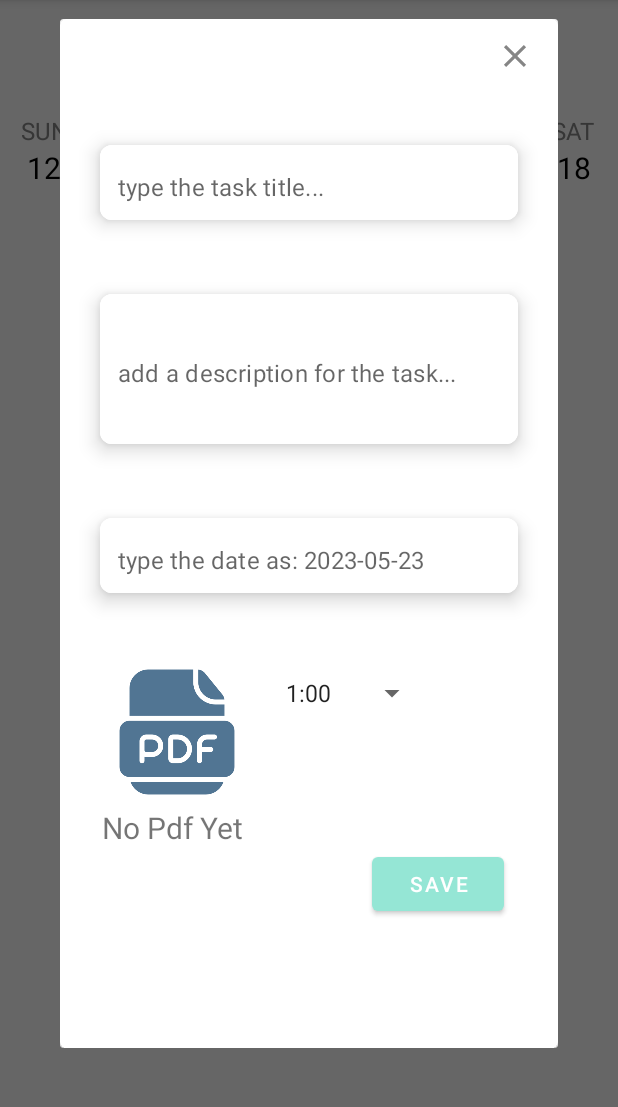
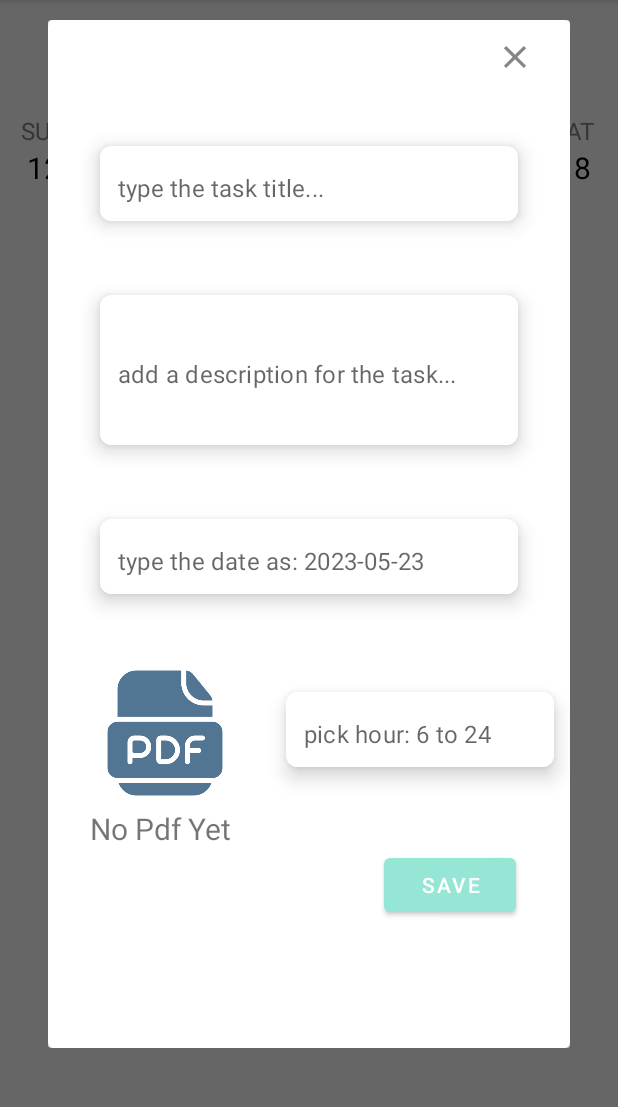
Before and after one commit to firasmansour/StudyBuddy, an Android app: the fragment AddTaskPopUpFragment placed in its activity, on a phone screen of 412 x 824 dp, the part 84-1191 px from its top. Run offline under Robolectric (Android 15) with nearby library versions, the phone set to English and light mode, and no system bars; our stand-ins replace Firebase (no records; nobody signed in at launch, a user with empty details on screens opened directly); 9 statements that could not run were skipped.

Commit message:
changes to group and task (use of uid as a key)+implement edit and delete task for an admin + fix/change to hour

```diff
--- a/app/src/main/java/com/example/finalproject/fragments/AddTaskPopUpFragment.kt
+++ b/app/src/main/java/com/example/finalproject/fragments/AddTaskPopUpFragment.kt
@@ -15,7 +15,13 @@ import com.example.finalproject.R
 import com.example.finalproject.databinding.FragmentAddTaskPopUpBinding
 import com.example.finalproject.utils.AppUtils
 
-class AddTaskPopUpFragment : DialogFragment() {
+class AddTaskPopUpFragment(private val origTitle: String?="",
+                           private val origDescription: String?="",
+                           private val origDate: String?="",
+                           private val origHour: String?="",
+                           private val origpdfName:String?="No Pdf Yet",
+                           private val pdfLink:String?=null,
+                           private val taskKey:String?=null) : DialogFragment() {
     private lateinit var binding : FragmentAddTaskPopUpBinding
     private var pdfFileUri: Uri? = null
     private var pdfname: String? = null
@@ -36,6 +42,13 @@ class AddTaskPopUpFragment : DialogFragment() {
 
     override fun onViewCreated(view: View, savedInstanceState: Bundle?) {
         super.onViewCreated(view, savedInstanceState)
+
+        binding.taskTitleEt.setText(origTitle)
+        binding.taskDescriptionEt.setText(origDescription)
+        binding.dateEt.setText(origDate)
+        binding.pickHourEt.setText(origHour)
+        binding.fileName.setText(origpdfName)
+        pdfname = origpdfName
         binding.Close.setOnClickListener{
             dismiss()
         }
@@ -43,26 +56,35 @@ class AddTaskPopUpFragment : DialogFragment() {
         binding.pdfFile.setOnClickListener {
             launcher.launch("application/pdf")
         }
+
         binding.saveBtn.setOnClickListener {
             val title = binding.taskTitleEt.text.toString()
             val description = binding.taskDescriptionEt.text.toString()
             val date = binding.dateEt.text.toString()
-            var hour =-1
-            binding.hourSpinner.onItemSelectedListener = object :AdapterView.OnItemSelectedListener{
-                override fun onItemSelected(parent: AdapterView<*>?, view: View?, position: Int, id: Long) {
-                    hour = position+1
-                    Toast.makeText(context,hour.toString(),Toast.LENGTH_SHORT).show()
+
+            val hour = binding.pickHourEt.text.toString()
+
+
+
+//            binding.hourSpinner.onItemSelectedListener = object :AdapterView.OnItemSelectedListener{
+//                override fun onItemSelected(parent: AdapterView<*>?, view: View?, position: Int, id: Long) {
+//                    hour = position+1
+//
+//                }
+//
+//                override fun onNothingSelected(parent: AdapterView<*>?) {
+//                    Toast.makeText(context,"pick an hour for the task",Toast.LENGTH_SHORT).show()
+//                }
+//
+//            }
+
+            if (AppUtils.isDateValid(requireContext(),date)){
+                if (checkHourInput(hour)){
+                    listener?.onAddTask(title,description,date,hour.toInt(), pdfname, pdfFileUri,pdfLink,taskKey)
+                    dismiss()
+                }else{
+                    Toast.makeText(context,"enter a valid hour",Toast.LENGTH_SHORT).show()
                 }
-
-                override fun onNothingSelected(parent: AdapterView<*>?) {
-                    Toast.makeText(context,"pick an hour for the task",Toast.LENGTH_SHORT).show()
-                }
-
-            }
-            if (AppUtils.isDateValid(requireContext(),date)){
-
-                listener?.onAddTask(title,description,date,hour, pdfname, pdfFileUri)
-                dismiss()
 
             }else{
                 Toast.makeText(context,"date is invalid",Toast.LENGTH_SHORT).show()
@@ -85,7 +107,18 @@ class AddTaskPopUpFragment : DialogFragment() {
         binding.fileName.text = pdfname.toString()
     }
 
+    private fun checkHourInput(hour:String):Boolean{
+        return try {
+            val tmp = hour.toInt()
+            tmp in 6..24
+
+        }catch (e: NumberFormatException){
+
+            false
+        }
+    }
+
     interface AddTaskDialogListener {
-        fun onAddTask(title: String,description: String,date: String,hour:Int,pdfName:String?=null,pdfUri:Uri?=null)
+        fun onAddTask(title: String,description: String,date: String,hour:Int,pdfName:String?=null,pdfUri:Uri?=null,pdfLink: String?=null,taskKey:String?=null)
     }
 }
--- a/app/src/main/java/com/example/finalproject/fragments/HomeFragment.kt
+++ b/app/src/main/java/com/example/finalproject/fragments/HomeFragment.kt
@@ -53,9 +53,13 @@ class HomeFragment : Fragment() ,AddGroupSearchListPopUpFragment.AddGroupDialogL
         groupsList = mutableListOf()
         groupsRvAdapter = GroupsRvAdapter(groupsList)
         binding.rvGroups.adapter = groupsRvAdapter
-        getUserGroupsFromFirebase()
         return binding.root
 
+    }
+
+    override fun onResume() {
+        super.onResume()
+        getUserGroupsFromFirebase()
     }
 
 
--- a/app/src/main/java/com/example/finalproject/utils/Task.kt
+++ b/app/src/main/java/com/example/finalproject/utils/Task.kt
@@ -8,6 +8,7 @@ data class Task(var title : String ?= "",
                 var description : String ?= "",
                 var date : String ?= "2023-11-11",
                 var atHour : Int ?= -1,
+                var key: String ?= "",
                 var pdfName : String ?= "",
                 var pdfLink : String ?= ""): Parcelable {
     constructor(parcel: Parcel) : this(
@@ -15,6 +16,7 @@ data class Task(var title : String ?= "",
         parcel.readString(),
         parcel.readString(),
         parcel.readInt(),
+        parcel.readString(),
         parcel.readString(),
         parcel.readString()
     ) {
@@ -25,6 +27,7 @@ data class Task(var title : String ?= "",
         parcel.writeString(description)
         parcel.writeString(date)
         parcel.writeInt(atHour!!)
+        parcel.writeString(key)
         parcel.writeString(pdfName)
         parcel.writeString(pdfLink)
     }
--- a/app/src/main/java/com/example/finalproject/utils/WeeklyTasksRvAdapter.kt
+++ b/app/src/main/java/com/example/finalproject/utils/WeeklyTasksRvAdapter.kt
@@ -11,6 +11,7 @@ import com.google.firebase.auth.FirebaseAuth
 import com.google.firebase.storage.FirebaseStorage
 import com.google.firebase.storage.StorageReference
 import java.io.File
+import java.time.LocalDate
 
 
 class WeeklyTasksRvAdapter(
@@ -21,6 +22,13 @@ class WeeklyTasksRvAdapter(
 ) : RecyclerView.Adapter<WeeklyTasksRvAdapter.WeeklyTasksRvViewHolder>(){
     private lateinit var firebaseauth: FirebaseAuth
     private lateinit var storageReference: StorageReference
+
+
+    private var listener: OnTaskClickListener? = null
+
+    fun setOnTaskClickListener(listener: OnTaskClickListener) {
+        this.listener = listener
+    }
 
     var onItemClick : ((Task) -> Unit)? = null
     inner class WeeklyTasksRvViewHolder(val binding: EachTaskItemBinding) : RecyclerView.ViewHolder(binding.root)
@@ -38,10 +46,17 @@ class WeeklyTasksRvAdapter(
     override fun onBindViewHolder(holder: WeeklyTasksRvViewHolder, position: Int) {
         with(holder) {
             with(List[position]) {
-               binding.taskTitle.setText(this.title)
+                binding.taskTitle.setText(this.title)
                 if (!isAdmin){
                     binding.deleteTask.visibility = View.GONE
                     binding.editTask.visibility = View.GONE
+                }else{
+                    binding.deleteTask.setOnClickListener {
+                        listener?.onDelete(this.key!!)
+                    }
+                    binding.editTask.setOnClickListener {
+                        listener?.onEdit(this)
+                    }
                 }
 
                 binding.root.setOnClickListener {
@@ -49,10 +64,18 @@ class WeeklyTasksRvAdapter(
                 }
 
 
+
+
             }
         }
 
     }
 
+    interface OnTaskClickListener{
+        fun onDelete(key: String)
+        fun onEdit(task: Task)
+    }
+
+
 
 }
--- a/app/src/main/res/layout/fragment_add_task_pop_up.xml
+++ b/app/src/main/res/layout/fragment_add_task_pop_up.xml
@@ -123,6 +123,40 @@
         </com.google.android.material.card.MaterialCardView>
 
 
+        <com.google.android.material.card.MaterialCardView
+            android:id="@+id/cardView4"
+            android:layout_width="200dp"
+            android:layout_height="wrap_content"
+            android:layout_marginHorizontal="16dp"
+            android:layout_marginStart="20dp"
+            android:layout_marginTop="36dp"
+            app:cardCornerRadius="8dp"
+            app:cardElevation="8dp"
+            app:cardUseCompatPadding="true"
+            app:layout_constraintEnd_toEndOf="parent"
+            app:layout_constraintStart_toEndOf="@+id/pdfFile"
+            app:layout_constraintTop_toBottomOf="@+id/cardView3">
+
+            <com.google.android.material.textfield.TextInputLayout
+                android:layout_width="match_parent"
+                android:layout_height="50dp"
+                android:background="@color/white"
+                app:boxStrokeWidth="0dp"
+                app:boxStrokeWidthFocused="0dp"
+                app:hintEnabled="false">
+
+                <com.google.android.material.textfield.TextInputEditText
+                    android:id="@+id/pickHourEt"
+                    android:layout_width="match_parent"
+                    android:layout_height="50dp"
+                    android:background="@color/white"
+                    android:hint="pick hour: 6 to 24"
+                    android:paddingStart="12dp"
+                    android:paddingTop="15dp" />
+            </com.google.android.material.textfield.TextInputLayout>
+
+        </com.google.android.material.card.MaterialCardView>
+
         <ImageView
             android:id="@+id/pdfFile"
             android:layout_width="100dp"
@@ -134,23 +168,23 @@
             app:layout_constraintTop_toBottomOf="@+id/cardView3"
             app:tint="@color/primary_color" />
 
-        <Spinner
-            android:id="@+id/hourSpinner"
+        <!--        <Spinner-->
+        <!--            android:id="@+id/hourSpinner"-->
+        <!--            android:layout_width="wrap_content"-->
+        <!--            android:layout_height="wrap_content"-->
+        <!--            android:layout_marginTop="28dp"-->
+        <!--            android:layout_marginEnd="80dp"-->
+        <!--            android:entries="@array/pickHour"-->
+        <!--            android:minHeight="48dp"-->
+        <!--            app:layout_constraintEnd_toEndOf="parent"-->
+        <!--            app:layout_constraintHorizontal_bias="0.679"-->
+        <!--            app:layout_constraintStart_toEndOf="@+id/pdfFile"-->
+        <!--            app:layout_constraintTop_toBottomOf="@+id/cardView3" />-->
+
+        <TextView
+            android:id="@+id/fileName"
             android:layout_width="wrap_content"
             android:layout_height="wrap_content"
-            android:layout_marginTop="28dp"
-            android:layout_marginEnd="80dp"
-            android:entries="@array/pickHour"
-            android:minHeight="48dp"
-            app:layout_constraintEnd_toEndOf="parent"
-            app:layout_constraintHorizontal_bias="0.679"
-            app:layout_constraintStart_toEndOf="@+id/pdfFile"
-            app:layout_constraintTop_toBottomOf="@+id/cardView3" />
-
-        <TextView
-            android:layout_width="wrap_content"
-            android:layout_height="wrap_content"
-            android:id="@+id/fileName"
             android:text="@string/no_pdf_yet"
             android:textSize="20sp"
             app:layout_constraintBottom_toTopOf="@+id/saveBtn"
@@ -167,7 +201,7 @@
             android:text="Save"
             app:layout_constraintBottom_toBottomOf="parent"
             app:layout_constraintEnd_toEndOf="parent"
-            app:layout_constraintTop_toBottomOf="@+id/hourSpinner"
+            app:layout_constraintTop_toBottomOf="@+id/cardView4"
             app:layout_constraintVertical_bias="0.984" />
     </androidx.constraintlayout.widget.ConstraintLayout>
 
```
Also changed, not shown: app/src/main/java/com/example/finalproject/groupMainFragments/WeekViewFragment.kt (+43 -15 lines), app/src/main/java/com/example/finalproject/utils/AppUtils.kt (+4 -5 lines), app/src/main/java/com/example/finalproject/utils/Group.kt (+7 -7 lines).
